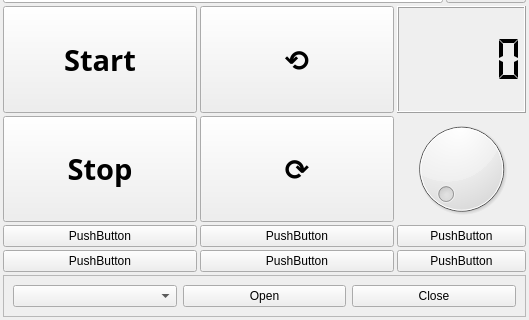
First picture: the form in mainwindow.ui, repository tuxcodejohn/Drehblubbe, before the edit; both pictures show x 0 to 529 and y 317 to 637 of the 529 by 637 pixel window.
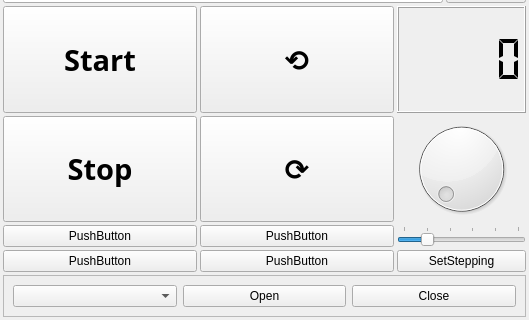
Second picture: the form after the edit.

Commit message: stepping controll added

```diff
--- a/mainwindow.ui
+++ b/mainwindow.ui
@@ -226,19 +226,6 @@
             </property>
            </widget>
           </item>
-          <item row="2" column="2">
-           <widget class="QPushButton" name="pushButton_3">
-            <property name="sizePolicy">
-             <sizepolicy hsizetype="Minimum" vsizetype="Fixed">
-              <horstretch>0</horstretch>
-              <verstretch>1</verstretch>
-             </sizepolicy>
-            </property>
-            <property name="text">
-             <string>PushButton</string>
-            </property>
-           </widget>
-          </item>
           <item row="2" column="0">
            <widget class="QPushButton" name="pushButton">
             <property name="sizePolicy">
@@ -287,7 +274,32 @@
              </sizepolicy>
             </property>
             <property name="text">
-             <string>PushButton</string>
+             <string>SetStepping</string>
+            </property>
+           </widget>
+          </item>
+          <item row="2" column="2">
+           <widget class="QSlider" name="stepping_selector">
+            <property name="minimum">
+             <number>1</number>
+            </property>
+            <property name="maximum">
+             <number>6</number>
+            </property>
+            <property name="pageStep">
+             <number>1</number>
+            </property>
+            <property name="value">
+             <number>2</number>
+            </property>
+            <property name="orientation">
+             <enum>Qt::Horizontal</enum>
+            </property>
+            <property name="tickPosition">
+             <enum>QSlider::TicksAbove</enum>
+            </property>
+            <property name="tickInterval">
+             <number>1</number>
             </property>
            </widget>
           </item>
```
Left out of the diff: 30 changed lines with no effect on the pictures. The commit also changes 3 other files.
